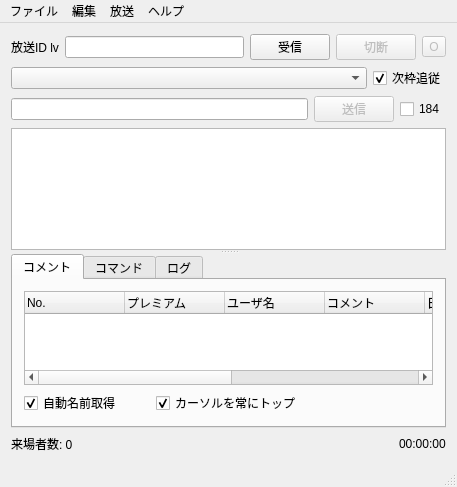
First picture: the form in ui/mainwindow.ui, repository diginatu/Viqo, before the edit.
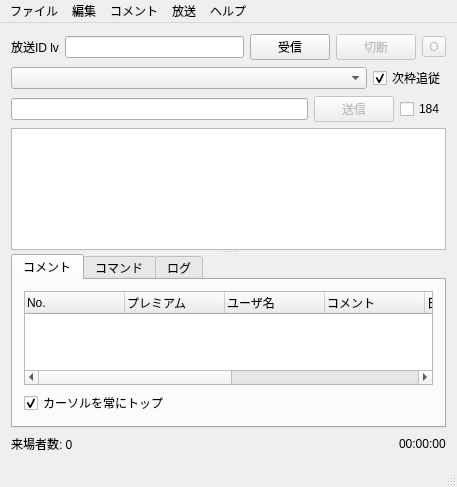
Second picture: the form after the edit.

Commit message: get user name from leading "@"

Patch:
```diff
--- a/ui/mainwindow.ui
+++ b/ui/mainwindow.ui
@@ -220,19 +220,6 @@
          <string>コメント</string>
         </attribute>
         <layout class="QGridLayout" name="gridLayout">
-         <item row="1" column="0">
-          <widget class="QCheckBox" name="auto_getting_user_name_chk">
-           <property name="whatsThis">
-            <string/>
-           </property>
-           <property name="text">
-            <string>自動名前取得</string>
-           </property>
-           <property name="checked">
-            <bool>true</bool>
-           </property>
-          </widget>
-         </item>
          <item row="0" column="0" colspan="3">
           <widget class="QTreeWidget" name="comment_view">
            <property name="sizePolicy">
@@ -298,7 +285,7 @@
            </column>
           </widget>
          </item>
-         <item row="1" column="1">
+         <item row="1" column="0">
           <widget class="QCheckBox" name="keep_top_chk">
            <property name="text">
             <string>カーソルを常にトップ</string>
@@ -665,7 +652,7 @@
      <x>0</x>
      <y>0</y>
      <width>457</width>
-     <height>28</height>
+     <height>25</height>
     </rect>
    </property>
    <widget class="QMenu" name="file">
@@ -724,8 +711,30 @@
     <addaction name="AboutViqo"/>
     <addaction name="AboutQt"/>
    </widget>
+   <widget class="QMenu" name="menu">
+    <property name="title">
+     <string>コメント</string>
+    </property>
+    <widget class="QMenu" name="comment">
+     <property name="title">
+      <string>コテハン</string>
+     </property>
+     <widget class="QMenu" name="autoGetUserWay">
+      <property name="title">
+       <string>取得方法</string>
+      </property>
+      <addaction name="autoGetUserNameUsePage"/>
+      <addaction name="autoGetUserNameUseAt"/>
+     </widget>
+     <addaction name="autoGettingUserName"/>
+     <addaction name="autoGetUserWay"/>
+     <addaction name="autoGetUserNameOverWrite"/>
+    </widget>
+    <addaction name="comment"/>
+   </widget>
    <addaction name="file"/>
    <addaction name="edit"/>
+   <addaction name="menu"/>
    <addaction name="broadcasting"/>
    <addaction name="help"/>
   </widget>
```
Left out of the diff: 47 changed lines with no effect on the pictures. The commit also changes 8 other files.
